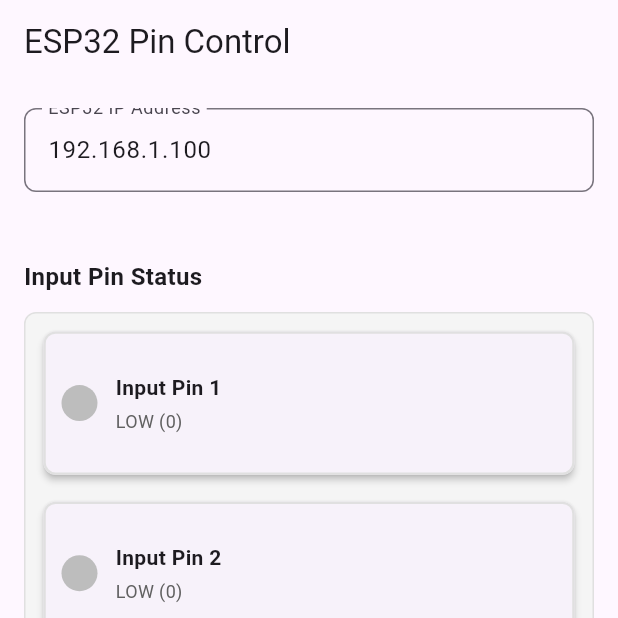
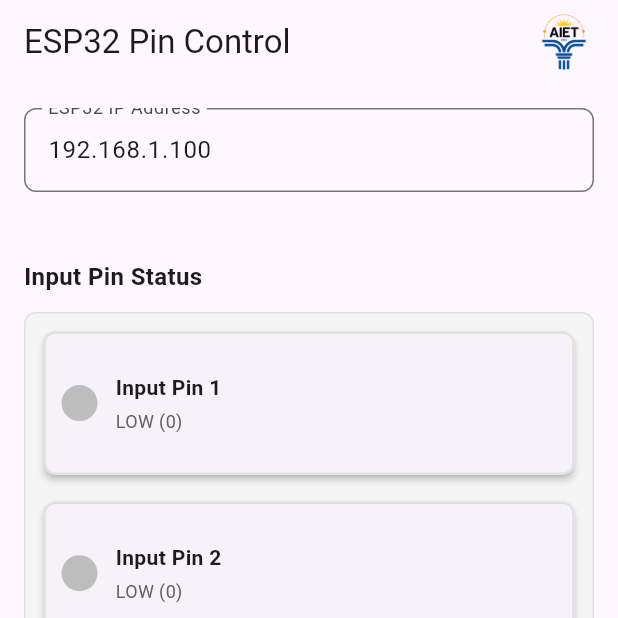
Before and after one commit to omarek386/esp32_app, a Flutter app: the screen it shows after launch, on a phone screen of 412 x 824 dp, the top half of it. Run offline on Flutter 3.47's test engine with Material 3 defaults, Android fonts, the phone set to English and light mode, and no system bars; our stand-ins replace equatable, flutter_bloc, get_it; network calls fail.

Commit message:
feat: Update app label and add logo to the pin control screen

```diff
--- a/lib/presentation/screens/pin_control_screen.dart
+++ b/lib/presentation/screens/pin_control_screen.dart
@@ -51,7 +51,13 @@ class _PinControlScreenState extends State<PinControlScreen> {
     final double verticalSpacing = isTablet ? 20.0 : 16.0;
 
     return Scaffold(
-      appBar: AppBar(title: Text(AppStrings.appBarTitle)),
+      appBar: AppBar(
+        title: Text(AppStrings.appBarTitle),
+        actions: <Widget>[
+          Image.asset('assets/small-logo.png', height: 40, width: 40),
+          SizedBox(width: 16.0), // Add some space before the logo
+        ],
+      ),
       body: SafeArea(
         child: Padding(
           padding: EdgeInsets.symmetric(
@@ -172,7 +178,8 @@ class _PinControlScreenState extends State<PinControlScreen> {
                   builder: (context, state) {
                     return GridView.builder(
                       shrinkWrap: true, // This makes it fit its content
-                      physics: const NeverScrollableScrollPhysics(), // Disable scrolling in the GridView
+                      physics:
+                          const NeverScrollableScrollPhysics(), // Disable scrolling in the GridView
                       gridDelegate: SliverGridDelegateWithFixedCrossAxisCount(
                         crossAxisCount: outputGridColumns,
                         childAspectRatio: outputAspectRatio,
@@ -198,13 +205,12 @@ class _PinControlScreenState extends State<PinControlScreen> {
                 // --- Send Button ---
                 Center(
                   child: ConstrainedBox(
-                    constraints: BoxConstraints(
-                      maxWidth: isTablet ? 300 : 250,
-                    ),
+                    constraints: BoxConstraints(maxWidth: isTablet ? 300 : 250),
                     child: BlocBuilder<PinCubit, PinCubitState>(
                       builder: (context, state) {
                         return ElevatedButton.icon(
-                          icon: state.isSending
+                          icon:
+                              state.isSending
                                   ? SizedBox(
                                     width: 20,
                                     height: 20,
@@ -218,13 +224,13 @@ class _PinControlScreenState extends State<PinControlScreen> {
                             state.isSending
                                 ? AppStrings.sendingButtonText
                                 : AppStrings.sendButtonText,
-                            style: TextStyle(
-                              fontSize: isTablet ? 16.0 : 14.0,
+                            style: TextStyle(fontSize: isTablet ? 16.0 : 14.0),
                           ),
-                          ),
-                          onPressed: state.isSending
+                          onPressed:
+                              state.isSending
                                   ? null
-                              : () => context.read<PinCubit>().sendPinStates(),
+                                  : () =>
+                                      context.read<PinCubit>().sendPinStates(),
                           style: ElevatedButton.styleFrom(
                             padding: EdgeInsets.symmetric(
                               vertical: isTablet ? 16.0 : 12.0,
--- a/pubspec.yaml
+++ b/pubspec.yaml
@@ -69,8 +69,8 @@ flutter:
   uses-material-design: true
 
   # To add assets to your application, add an assets section, like this:
-  # assets:
-  #   - images/a_dot_burr.jpeg
+  assets:
+    - assets/small-logo.png
   #   - images/a_dot_ham.jpeg
 
   # An image asset can refer to one or more resolution-specific "variants", see
```
Also changed, not shown: assets/small-logo.png (added), 6 other files. Lines whose indentation alone changed are shown as unchanged.
